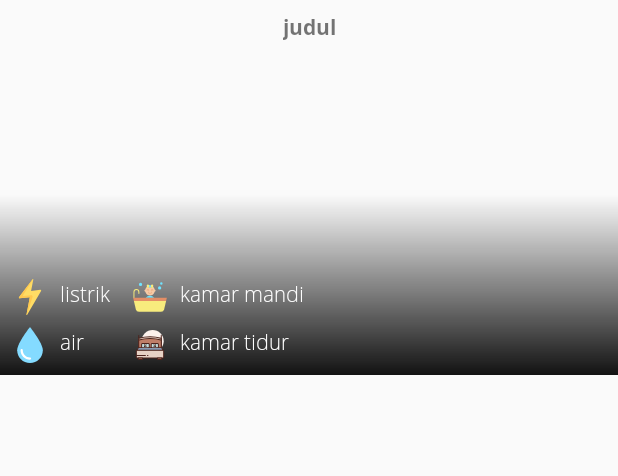
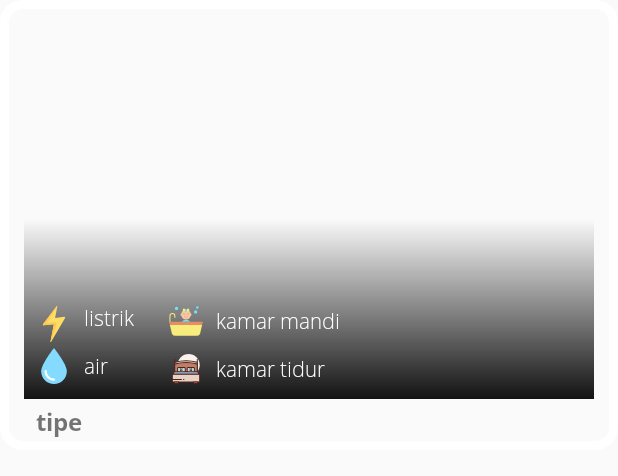
Before and after one commit to fadhilfathi/PTDutaMancaGraha, an Android app: the layout recycle_item.xml on its own in the app's theme, with its tools: preview values and no code run, on a phone screen of 412 x 824 dp. Shown: the top 476 px of the screen. Run offline under Robolectric (Android 15) with nearby library versions, the phone set to English and light mode, and no system bars.

Commit message:
update layout

```diff
--- /dev/null
+++ b/app/src/main/res/drawable/frame.xml
@@ -0,0 +1,10 @@
+<?xml version="1.0" encoding="utf-8"?>
+<shape xmlns:android="http://schemas.android.com/apk/res/android">
+    <solid android:color="#00ffffff" />
+    <padding android:left="8dp"
+        android:top="8dp"
+        android:right="8dp"
+        android:bottom="8dp" />
+    <corners android:radius="12dp" />
+    <stroke android:width="6dp" android:color="#ffffffff" />
+</shape>
--- /dev/null
+++ b/app/src/main/res/drawable/ic_phone_book.xml
@@ -0,0 +1,6 @@
+<vector android:height="24dp" android:viewportHeight="299.995"
+    android:viewportWidth="299.995" android:width="24dp" xmlns:android="http://schemas.android.com/apk/res/android">
+    <path android:fillColor="#FF000000" android:pathData="M143.511,154.004c19.146,0 23.718,-15.613 23.718,-28.711c0,-13.098 -10.621,-23.718 -23.718,-23.718c-13.097,0 -23.721,10.621 -23.721,23.718C119.79,138.391 126.082,154.004 143.511,154.004z"/>
+    <path android:fillColor="#FF000000" android:pathData="M146.815,157.301h-3.304h-3.304c-13.002,0 -32.498,11.91 -32.498,26.61c0,14.7 -4.409,26.615 8.59,26.615h27.214h27.214c12.999,0 8.59,-11.915 8.59,-26.615S159.817,157.301 146.815,157.301z"/>
+    <path android:fillColor="#FF000000" android:pathData="M149.992,0.001C67.156,0.001 0,67.159 0,149.998s67.156,149.997 149.992,149.997c82.842,0 150.003,-67.161 150.003,-149.997C299.995,67.157 232.834,0.001 149.992,0.001zM210.947,217.132v10.374c0,5.729 -4.645,10.374 -10.374,10.374h-10.374h-57.256H96.829c-11.458,0 -20.749,-9.29 -20.749,-20.749V86.589c0,-11.458 9.29,-20.749 20.749,-20.749h36.113h57.256h10.374c5.729,0 10.374,4.645 10.374,10.374v10.375h0.001V217.132zM231.695,86.589v130.543v10.374c0,5.729 -4.645,10.374 -10.374,10.374h-2.806c1.774,-3.058 2.806,-6.593 2.806,-10.374v-10.374V86.589V76.215c0,-3.781 -1.032,-7.319 -2.806,-10.374h2.806c5.729,0 10.374,4.645 10.374,10.374V86.589z"/>
+</vector>
--- a/app/src/main/res/layout/recycle_item.xml
+++ b/app/src/main/res/layout/recycle_item.xml
@@ -1,28 +1,36 @@
 <androidx.constraintlayout.widget.ConstraintLayout xmlns:tools="http://schemas.android.com/tools"
     android:layout_width="match_parent"
-    android:layout_height="250dp"
+    android:layout_height="300dp"
+    android:background="@drawable/frame"
     xmlns:android="http://schemas.android.com/apk/res/android"
     xmlns:app="http://schemas.android.com/apk/res-auto">
+
 
     <ImageView
         android:id="@+id/image_view_rumah"
         android:layout_width="match_parent"
-        android:layout_height="match_parent"
+        android:layout_height="250dp"
         android:layout_marginStart="8dp"
         android:layout_marginTop="8dp"
         android:layout_marginEnd="8dp"
         app:layout_constraintBottom_toBottomOf="parent"
         app:layout_constraintEnd_toEndOf="parent"
+        app:layout_constraintHorizontal_bias="0.0"
         app:layout_constraintStart_toStartOf="parent"
+
         app:layout_constraintTop_toTopOf="parent"
-        />
+        app:layout_constraintVertical_bias="0.0" />
 
     <ImageView
         android:id="@+id/imageView2"
         android:layout_width="match_parent"
         android:layout_height="120dp"
+        android:layout_marginStart="8dp"
+        android:layout_marginEnd="8dp"
+        android:layout_marginBottom="26dp"
         app:layout_constraintBottom_toBottomOf="parent"
         app:layout_constraintEnd_toEndOf="parent"
+        app:layout_constraintHorizontal_bias="0.47"
         app:layout_constraintStart_toStartOf="parent"
         app:srcCompat="@drawable/gradient" />
 
@@ -30,24 +38,11 @@
         android:id="@+id/imageView3"
         android:layout_width="wrap_content"
         android:layout_height="wrap_content"
-        android:layout_marginStart="8dp"
-        android:layout_marginBottom="8dp"
+        android:layout_marginStart="16dp"
+        android:layout_marginBottom="36dp"
         app:layout_constraintBottom_toBottomOf="parent"
         app:layout_constraintStart_toStartOf="parent"
         app:srcCompat="@drawable/ic_air" />
-
-    <TextView
-        android:id="@+id/text_view_name"
-        android:layout_width="wrap_content"
-        android:layout_height="wrap_content"
-        android:layout_marginStart="8dp"
-        android:layout_marginTop="8dp"
-        android:layout_marginEnd="8dp"
-        android:fontFamily="@font/open_sans_bold"
-        android:text="judul"
-        app:layout_constraintEnd_toEndOf="parent"
-        app:layout_constraintStart_toStartOf="parent"
-        app:layout_constraintTop_toTopOf="parent" />
 
     <TextView
         android:id="@+id/_kamarmandi"
@@ -78,7 +73,7 @@
         android:layout_width="wrap_content"
         android:layout_height="24dp"
         android:layout_marginStart="8dp"
-        android:layout_marginBottom="8dp"
+        android:layout_marginBottom="32dp"
         android:fontFamily="@font/open_sans_light"
         android:text="kamar tidur"
         android:textColor="#ffffff"
@@ -94,15 +89,15 @@
         android:fontFamily="@font/open_sans_light"
         android:text="air"
         android:textColor="#ffffff"
-        app:layout_constraintBottom_toBottomOf="parent"
+        app:layout_constraintBottom_toBottomOf="@+id/image_view_rumah"
         app:layout_constraintStart_toEndOf="@+id/imageView3" />
 
     <ImageView
         android:id="@+id/imageView4"
         android:layout_width="wrap_content"
         android:layout_height="wrap_content"
-        android:layout_marginStart="8dp"
-        android:layout_marginBottom="8dp"
+        android:layout_marginStart="16dp"
+        android:layout_marginBottom="4dp"
         app:layout_constraintBottom_toTopOf="@+id/imageView3"
         app:layout_constraintStart_toStartOf="parent"
         app:srcCompat="@drawable/ic_listrik" />
@@ -111,7 +106,7 @@
         android:id="@+id/imageView6"
         android:layout_width="wrap_content"
         android:layout_height="wrap_content"
-        android:layout_marginStart="8dp"
+        android:layout_marginStart="16dp"
         android:layout_marginBottom="8dp"
         app:layout_constraintBottom_toTopOf="@+id/imageView7"
         app:layout_constraintStart_toEndOf="@+id/_listrik"
@@ -121,9 +116,23 @@
         android:id="@+id/imageView7"
         android:layout_width="wrap_content"
         android:layout_height="wrap_content"
-        android:layout_marginStart="8dp"
+        android:layout_marginStart="16dp"
         android:layout_marginBottom="8dp"
-        app:layout_constraintBottom_toBottomOf="parent"
+        app:layout_constraintBottom_toBottomOf="@+id/image_view_rumah"
         app:layout_constraintStart_toEndOf="@+id/_air"
         app:srcCompat="@drawable/ic_kamar_tidur" />
+
+    <TextView
+        android:id="@+id/text_view_name"
+        android:layout_width="wrap_content"
+        android:layout_height="wrap_content"
+        android:layout_marginStart="16dp"
+        android:layout_marginTop="4dp"
+        android:fontFamily="@font/open_sans_bold"
+        android:text="tipe"
+        app:layout_constraintStart_toStartOf="parent"
+        app:layout_constraintTop_toBottomOf="@+id/imageView2"
+        android:textSize="16sp"/>
+
+
 </androidx.constraintlayout.widget.ConstraintLayout>
--- a/app/src/main/res/menu/drawer_menu.xml
+++ b/app/src/main/res/menu/drawer_menu.xml
@@ -18,6 +18,10 @@
             android:id="@+id/nav_3"
             android:icon="@drawable/add_user"
             android:title="Tambah User" />
+        <item
+            android:id="@+id/nav_4"
+            android:icon="@drawable/ic_phone_book"
+            android:title="List User" />
     </group>
     <item android:title="Menu change later">
         <menu>
```
Also changed, not shown: app/src/main/res/layout/fragment_4.xml (added, +22 -0 lines).
